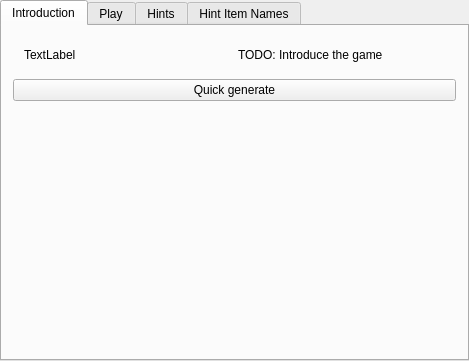
Above: randovania/gui/ui_files/games_tab_corruption_widget.ui from randovania/randovania before the change. Below: the same form after it.
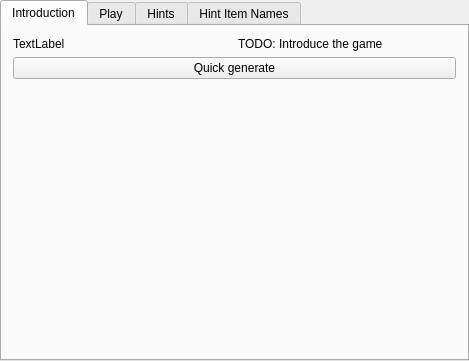
That is the form after the change. Custom widgets are drawn as their Qt base class.

Commit message:
Adjustments to the game introduction
- Justify the introduction
- Replace horizontal widget with just a layout, improving size propagation and reducing borders

What changed in the file:
```diff
--- a/randovania/gui/ui_files/games_tab_corruption_widget.ui
+++ b/randovania/gui/ui_files/games_tab_corruption_widget.ui
@@ -19,14 +19,7 @@
    </attribute>
    <layout class="QVBoxLayout" name="intro_layout">
     <item>
-     <widget class="QWidget" name="horizontalWidget" native="true">
-      <property name="minimumSize">
-       <size>
-        <width>0</width>
-        <height>0</height>
-       </size>
-      </property>
-      <layout class="QHBoxLayout" name="horizontalLayout">
+     <layout class="QHBoxLayout" name="intro_cover_layout">
        <item>
         <widget class="QLabel" name="game_cover_label">
          <property name="text">
@@ -37,7 +30,7 @@
        <item>
         <widget class="QLabel" name="intro_label">
          <property name="text">
-          <string>&lt;html&gt;&lt;head/&gt;&lt;body&gt;&lt;p&gt;TODO: Introduce the game&lt;/p&gt;&lt;/body&gt;&lt;/html&gt;</string>
+         <string>&lt;html&gt;&lt;head/&gt;&lt;body&gt;&lt;p align=&quot;justify&quot;&gt;TODO: Introduce the game&lt;/p&gt;&lt;/body&gt;&lt;/html&gt;</string>
          </property>
          <property name="wordWrap">
           <bool>true</bool>
@@ -45,7 +38,6 @@
         </widget>
        </item>
       </layout>
-     </widget>
     </item>
     <item>
      <widget class="QPushButton" name="quick_generate_button">
```
Left out of the diff: 4 changed lines with no effect on the pictures. Lines whose indentation alone changed are shown as unchanged. The commit also changes 7 other files.
